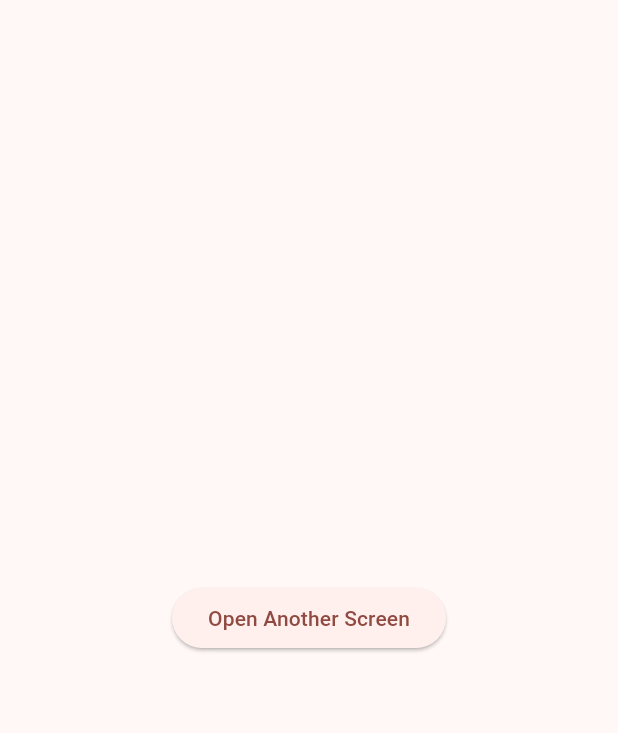
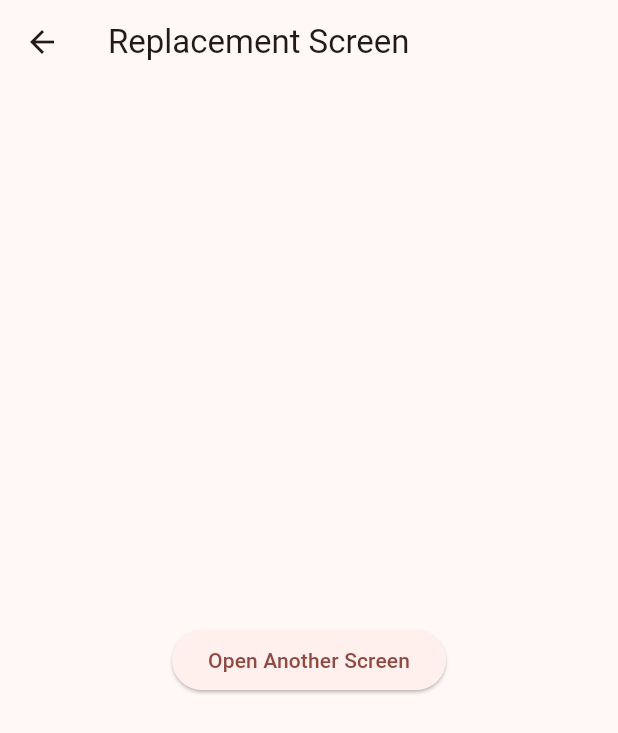
Before and after one commit to TataAdiN/Flutter-Fundamental-Learn, a Flutter app: the ReplacementScreen screen opened by its route, on a phone screen of 412 x 824 dp. Shown: the top 733 px of the screen. Run offline on Flutter 3.47's test engine with Material 3 defaults, Android fonts, the phone set to English and light mode, and no system bars.

Commit message:
[feature][nav_learn.replacement_screen] add actionbar and replace when navigation button clicked

```diff
--- a/lib/navigations_learn/replacement_screen.dart
+++ b/lib/navigations_learn/replacement_screen.dart
@@ -6,10 +6,15 @@ class ReplacementScreen extends StatelessWidget {
   @override
   Widget build(BuildContext context) {
     return Scaffold(
+      appBar: AppBar(
+        title: const Text('Replacement Screen'),
+      ),
       body: Center(
         child: ElevatedButton(
           child: const Text('Open Another Screen'),
-          onPressed: () {},
+          onPressed: () {
+            Navigator.pushReplacementNamed(context, '/anotherScreen');
+          },
         ),
       ),
     );
```
